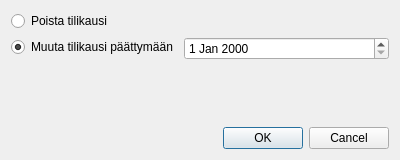
This is kitupiikki/arkisto/muokkaatilikausi.ui in artoh/kitupiikki as Qt 5 draws it before an edit. The edited form follows.
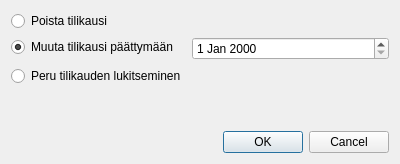
This is the edited form. Icons and pictures are not drawn.

Commit message: #55 Lukitun tilikauden vapauttaminen

```diff
--- a/kitupiikki/arkisto/muokkaatilikausi.ui
+++ b/kitupiikki/arkisto/muokkaatilikausi.ui
@@ -7,7 +7,7 @@
     <x>0</x>
     <y>0</y>
     <width>400</width>
-    <height>160</height>
+    <height>164</height>
    </rect>
   </property>
   <property name="windowTitle">
@@ -61,6 +61,13 @@
      </property>
     </widget>
    </item>
+   <item row="2" column="0">
+    <widget class="QRadioButton" name="peruLukko">
+     <property name="text">
+      <string>Peru tilikauden lukitseminen</string>
+     </property>
+    </widget>
+   </item>
   </layout>
  </widget>
  <resources>
```
The commit also changes 7 other files.
